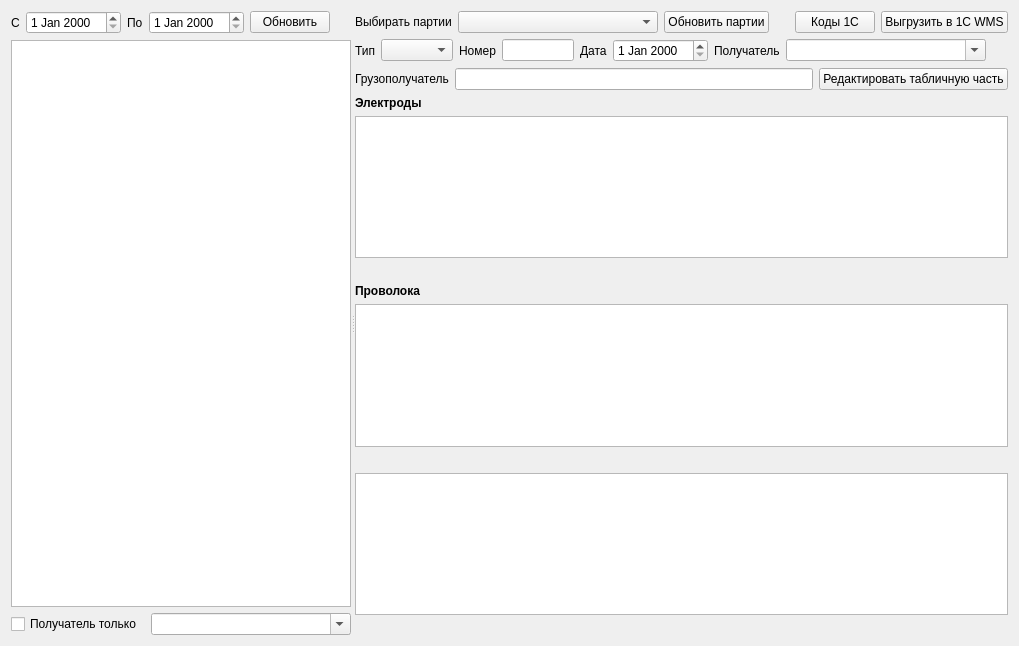
This is formship.ui in Sergeyego/warehouse as Qt 5 draws it before an edit. The edited form follows.
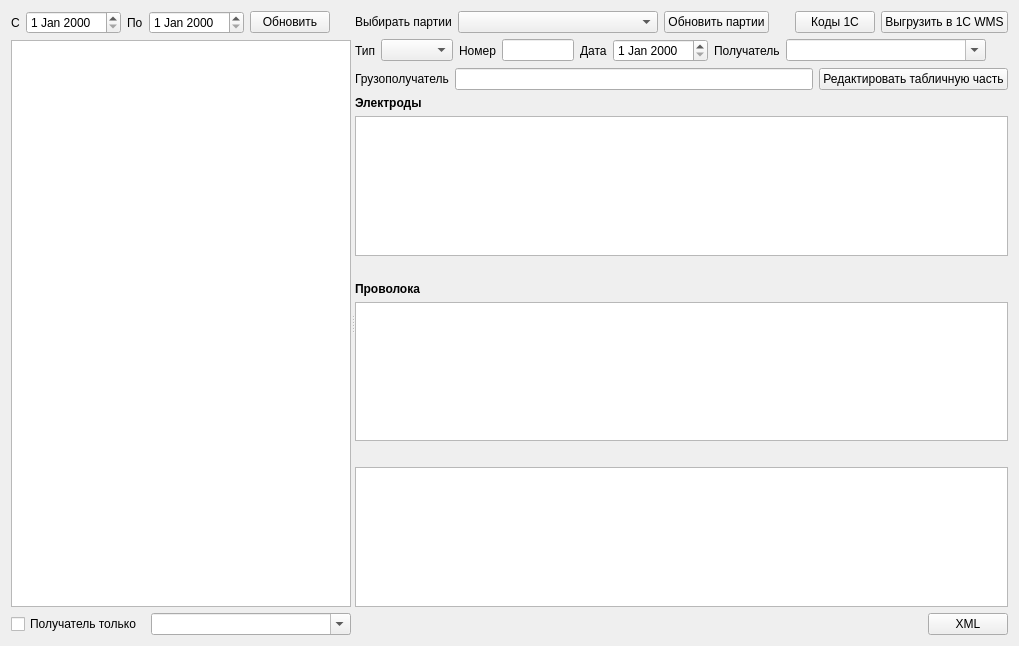
This is the edited form. Custom widgets are drawn as their Qt base class.

```diff
--- a/formship.ui
+++ b/formship.ui
@@ -327,6 +327,13 @@
            </property>
           </spacer>
          </item>
+         <item>
+          <widget class="QPushButton" name="pushButtonXml">
+           <property name="text">
+            <string>XML</string>
+           </property>
+          </widget>
+         </item>
         </layout>
        </item>
       </layout>
```
